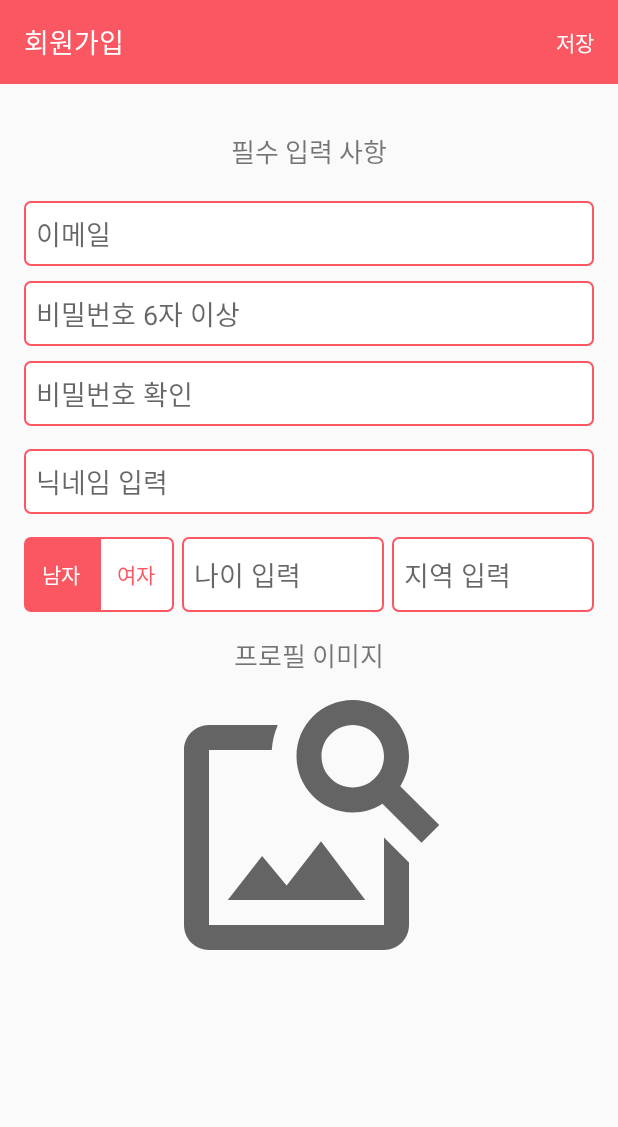
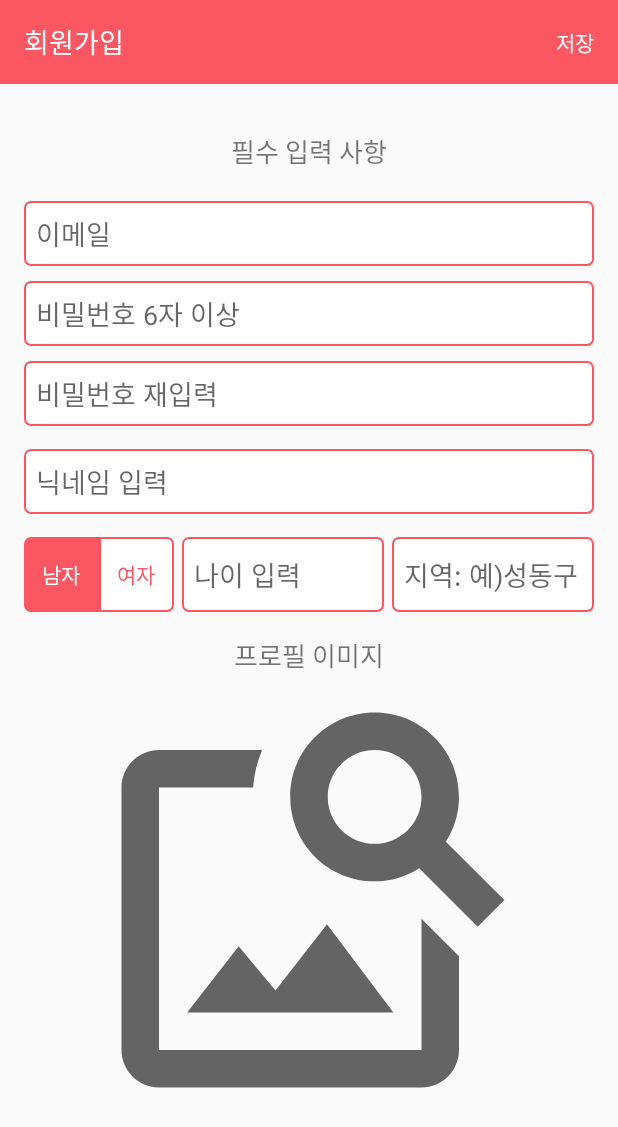
Before and after one commit to vaneseA/IWannaMeetSomeone, an Android app: the SignupActivity screen opened directly, with no data from a screen before it, after a tap on "저장", on a phone screen of 412 x 824 dp. Shown: the top 1127 px of the screen. Run offline under Robolectric (Android 15) with nearby library versions, the phone set to English and light mode, and no system bars; our stand-ins replace Firebase (no records; nobody signed in at launch, a user with empty details on screens opened directly).

```diff
--- a/app/build.gradle
+++ b/app/build.gradle
@@ -13,7 +13,7 @@ android {
         targetSdk 32
         versionCode 1
         versionName "1.0"
-
+        multiDexEnabled = true
         testInstrumentationRunner "androidx.test.runner.AndroidJUnitRunner"
     }
 
@@ -53,6 +53,9 @@ dependencies {
     implementation 'com.google.firebase:firebase-analytics-ktx'
     implementation 'com.google.firebase:firebase-auth-ktx'
     implementation 'com.google.firebase:firebase-database-ktx'
+    implementation 'com.google.firebase:firebase-storage-ktx'
 
+    //    Glide
+    implementation 'com.github.bumptech.glide:glide:4.13.0'
 }
 apply plugin: 'com.google.gms.google-services'
--- a/app/src/main/AndroidManifest.xml
+++ b/app/src/main/AndroidManifest.xml
@@ -2,6 +2,8 @@
 <manifest xmlns:android="http://schemas.android.com/apk/res/android"
     xmlns:tools="http://schemas.android.com/tools"
     package="com.example.iwannameetsomeone">
+
+    <uses-permission android:name="android.permission.INTERNET"/>
 
     <application
         android:allowBackup="true"
--- a/app/src/main/java/com/example/iwannameetsomeone/auth/SignupActivity.kt
+++ b/app/src/main/java/com/example/iwannameetsomeone/auth/SignupActivity.kt
@@ -3,20 +3,26 @@ package com.example.iwannameetsomeone.auth
 
 import android.content.ContentValues.TAG
 import android.content.Intent
+import android.graphics.Bitmap
+import android.graphics.drawable.BitmapDrawable
 import androidx.appcompat.app.AppCompatActivity
 import android.os.Bundle
 import android.util.Log
 import android.widget.EditText
-import android.widget.TextView
+import android.widget.ImageView
+import android.widget.Toast
+import androidx.activity.result.ActivityResultCallback
+import androidx.activity.result.contract.ActivityResultContracts
+import androidx.core.widget.addTextChangedListener
 import com.example.iwannameetsomeone.MainActivity
 import com.example.iwannameetsomeone.R
 import com.example.iwannameetsomeone.utils.FirebaseRef
-import com.google.android.material.textfield.TextInputEditText
 import com.google.firebase.auth.FirebaseAuth
 import com.google.firebase.auth.ktx.auth
-import com.google.firebase.database.ktx.database
 import com.google.firebase.ktx.Firebase
+import com.google.firebase.storage.ktx.storage
 import kotlinx.android.synthetic.main.activity_signup.*
+import java.io.ByteArrayOutputStream
 
 private val TAG = "SignupActivity"
 
@@ -27,14 +33,33 @@ private var city = ""
 private var age = ""
 private var nickname = ""
 
+
 class SignupActivity : AppCompatActivity() {
+
+    var isPwDupOk = false
+
     override fun onCreate(savedInstanceState: Bundle?) {
         super.onCreate(savedInstanceState)
         setContentView(R.layout.activity_signup)
         // Initialize Firebase Auth
         auth = Firebase.auth
 
-        val signupSaveBtn = findViewById<TextView>(R.id.signupSaveBtn)
+
+        val getAction = registerForActivityResult(
+            ActivityResultContracts.GetContent(),
+            ActivityResultCallback { uri ->
+                profileImg.setImageURI(uri)
+            }
+        )
+        profileImgBtn.setOnClickListener {
+            val intent = Intent(Intent.ACTION_PICK)
+            getAction.launch("image/*")
+            //기존 버튼 배경 사라지게
+            profileImgBtn.alpha =0f
+
+            startActivityForResult(intent, 0)
+        }
+
         signupSaveBtn.setOnClickListener {
 
             val email = findViewById<EditText>(R.id.emailEdt)
@@ -44,23 +69,80 @@ class SignupActivity : AppCompatActivity() {
             age = findViewById<EditText>(R.id.ageEdt).text.toString()
             nickname = findViewById<EditText>(R.id.nickEdt).text.toString()
 
+            if (email.text?.isEmpty()!!) {
+                Toast.makeText(this, "email을 입력해주세요", Toast.LENGTH_SHORT).show()
+                return@setOnClickListener
+            } else if (!isPwDupOk) {
+                Toast.makeText(this, "비밀번호가 일치하지 않습니다.", Toast.LENGTH_SHORT).show()
+                return@setOnClickListener
+            } else if (nickname.isEmpty()!!) {
+                Toast.makeText(this, "닉네임을 입력해주세요", Toast.LENGTH_SHORT).show()
+            } else if (age.isEmpty()!!) {
+                Toast.makeText(this, "나이를 입력해주세요", Toast.LENGTH_SHORT).show()
+            } else if (city.isEmpty()!!) {
+                Toast.makeText(this, "지역을 입력해주세요", Toast.LENGTH_SHORT).show()
+            } else {
 
                 auth.createUserWithEmailAndPassword(email.text.toString(), pwd.text.toString())
                     .addOnCompleteListener(this) { task ->
                         if (task.isSuccessful) {
+
                             val user = auth.currentUser
                             uid = user?.uid.toString()
-                        val userModel = UserDataModel(uid, nickname, age, gender, city)
+
+                            val userModel = UserDataModel(
+                                uid,
+                                nickname,
+                                age,
+                                gender,
+                                city
+                            )
 
                             //데이터베이스에 저장하기
                             FirebaseRef.userInfoRef.child(uid).setValue(userModel)
-//                        startActivity(Intent(this, MainActivity::class.java))
+                            uploadImage(uid)
+                            startActivity(Intent(this, MainActivity::class.java))
                         } else {
                             // If sign in fails, display a message to the user.
                             Log.w(TAG, "createUserWithEmail:failure", task.exception)
 
                         }
                     }
+
             }
         }
+
+        passwordEdt.addTextChangedListener {
+            isPwDupOk = (it.toString() == pwDupCheckEdt.text.toString())
         }
+        pwDupCheckEdt.addTextChangedListener {
+            isPwDupOk = (it.toString() == passwordEdt.text.toString())
+        }
+    }
+
+    private fun uploadImage(uid: String) {
+
+        val storage = Firebase.storage
+        val storageRef = storage.reference.child(uid + ".png")
+
+
+        // Get the data from an ImageView as bytes
+        profileImg.isDrawingCacheEnabled = true
+        profileImg.buildDrawingCache()
+        val bitmap = (profileImg.drawable as BitmapDrawable).bitmap
+        val baos = ByteArrayOutputStream()
+        bitmap.compress(Bitmap.CompressFormat.JPEG, 100, baos)
+        val data = baos.toByteArray()
+
+        var uploadTask = storageRef.putBytes(data)
+        uploadTask.addOnFailureListener {
+            // Handle unsuccessful uploads
+        }.addOnSuccessListener { taskSnapshot ->
+            // taskSnapshot.metadata contains file metadata such as size, content-type, etc.
+            // ...
+        }
+
+
+    }
+
+}
--- a/app/src/main/res/layout/activity_signup.xml
+++ b/app/src/main/res/layout/activity_signup.xml
@@ -83,12 +83,12 @@
             android:padding="8dp" />
 
         <EditText
-            android:id="@+id/passwordDupleCheckEdt"
+            android:id="@+id/pwDupCheckEdt"
             android:layout_width="match_parent"
             android:layout_height="wrap_content"
             android:layout_marginTop="10dp"
             android:background="@drawable/bg_edit_text_basic"
-            android:hint="비밀번호 확인"
+            android:hint="비밀번호 재입력"
             android:inputType="textPassword"
             android:padding="8dp" />
 
@@ -168,13 +168,12 @@
                 android:layout_marginStart="5dp"
                 android:layout_weight="1"
                 android:background="@drawable/bg_edit_text_basic"
-                android:hint="지역 입력"
+                android:hint="지역: 예)성동구"
                 android:imeOptions="actionDone"
                 android:inputType="text"
                 android:padding="8dp" />
 
         </LinearLayout>
-
 
         <TextView
             android:layout_width="wrap_content"
@@ -185,12 +184,22 @@
             android:text="프로필 이미지"
             android:textSize="17dp" />
 
-        <de.hdodenhof.circleimageview.CircleImageView
-            android:id="@+id/profileImg"
-            android:layout_width="200dp"
-            android:layout_height="200dp"
-            android:layout_gravity="center"
-            android:background="@drawable/bg_image_search" />
+        <RelativeLayout
+            android:layout_width="300dp"
+            android:layout_height="300dp"
+            android:layout_gravity="center">
 
+            <Button
+                android:id="@+id/profileImgBtn"
+                android:layout_width="300dp"
+                android:layout_height="300dp"
+                android:background="@drawable/bg_image_search" />
+
+            <ImageView
+                android:id="@+id/profileImg"
+                android:scaleType="centerCrop"
+                android:layout_width="300dp"
+                android:layout_height="300dp" />
+        </RelativeLayout>
     </LinearLayout>
 </LinearLayout>
```
Also changed, not shown: app/src/main/java/com/example/iwannameetsomeone/slider/CardStackAdapter.kt (+17 -0 lines). Lines whose indentation alone changed are shown as unchanged.
